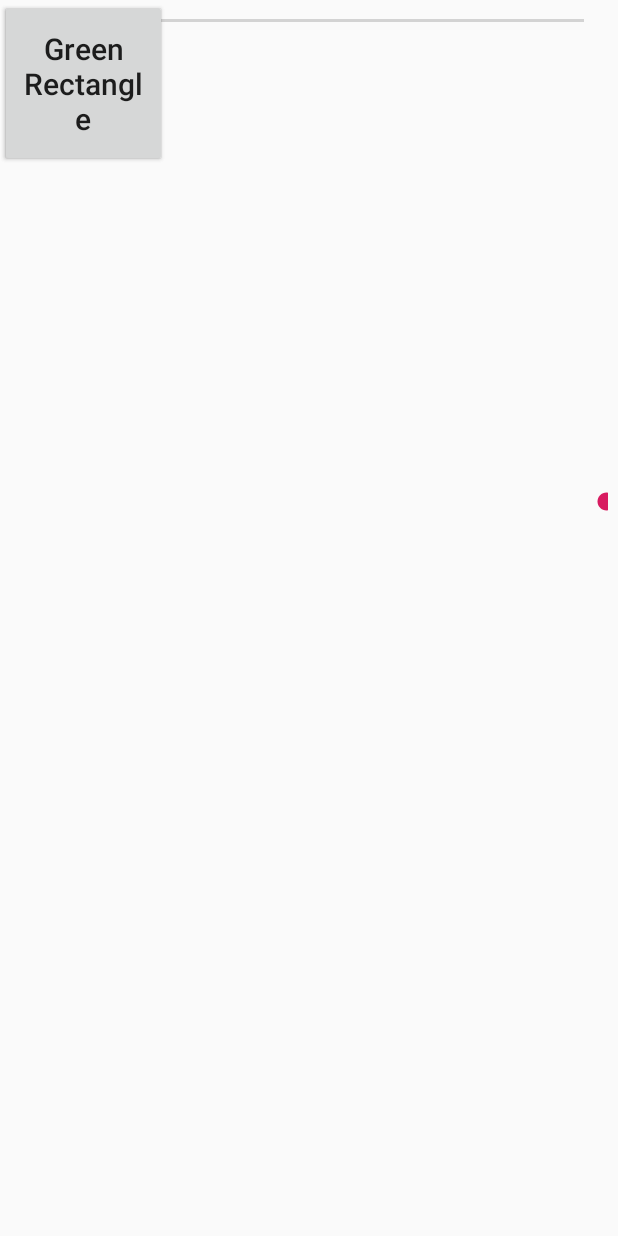
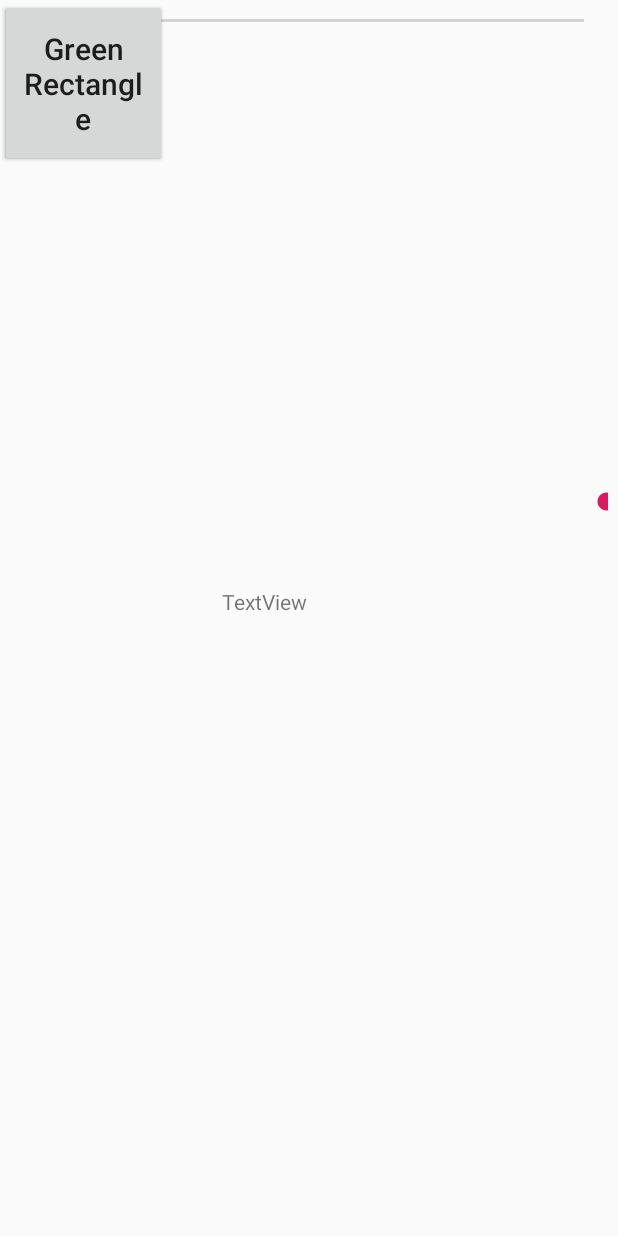
Before and after one commit to rthaiva1/Surface-View, an Android app: the screen it shows after launch (MainActivity), on a phone screen of 412 x 824 dp. Run offline under Robolectric (Android 15) with nearby library versions, the phone set to English and light mode, and no system bars; 1 statement that could not run was skipped.

Commit message:
Tried some ways to print coordinates of the point in touch

```diff
--- a/app/src/main/java/edu/binghamton/cs/surface/MainActivity.java
+++ b/app/src/main/java/edu/binghamton/cs/surface/MainActivity.java
@@ -2,19 +2,19 @@ package edu.binghamton.cs.surface;
 
 import android.graphics.Color;
 import android.graphics.Paint;
-import android.graphics.PixelFormat;
+import android.os.Bundle;
 import android.support.v7.app.AppCompatActivity;
-import android.os.Bundle;
-import android.text.Layout;
 import android.view.MotionEvent;
 import android.view.SurfaceView;
 import android.view.View;
 import android.view.WindowManager;
 import android.widget.Button;
 import android.widget.LinearLayout;
+import android.widget.TextView;
 
 public class MainActivity extends AppCompatActivity implements View.OnTouchListener{
 
+    private TextView a;
     private Button redButton = null;
 
     private Button greenButton = null;
@@ -83,7 +83,7 @@ public class MainActivity extends AppCompatActivity implements View.OnTouchListe
         // This layout is used to contain custom surfaceview object.
         if(canvasLayout == null)
         {
-            canvasLayout = (LinearLayout)findViewById(R.id.customViewLayout);
+     //       canvasLayout = (LinearLayout)findViewById(R.id.customViewLayout);
         }
     }
 
@@ -98,7 +98,7 @@ public class MainActivity extends AppCompatActivity implements View.OnTouchListe
             float x = motionEvent.getX();
 
             float y = motionEvent.getY();
-
+            a.setText(String.format("%.2f", x) + " X COORDINATE" + String.format("%.2f", y) + " X COORDINATE");
             customSurfaceView.setCircleX(x);
 
             customSurfaceView.setCircleY(y);
--- a/app/src/main/res/layout/activity_main.xml
+++ b/app/src/main/res/layout/activity_main.xml
@@ -25,8 +25,8 @@
         android:textAllCaps="false"
         android:textSize="20dp"
         tools:ignore="MissingConstraints"
-        tools:layout_editor_absoluteX="0dp"
-        tools:layout_editor_absoluteY="548dp" />
+        tools:layout_editor_absoluteX="37dp"
+        tools:layout_editor_absoluteY="54dp" />
 
     <Button
         android:id="@+id/greenButton"
@@ -37,13 +37,27 @@
         android:textAllCaps="false"
         android:textSize="20dp"
         tools:ignore="MissingConstraints"
-        tools:layout_editor_absoluteX="187dp"
-        tools:layout_editor_absoluteY="548dp" />
+        tools:layout_editor_absoluteX="223dp"
+        tools:layout_editor_absoluteY="54dp" />
 
     <SeekBar
+        android:id="@+id/seekBar2"
         android:layout_width="405dp"
         android:layout_height="27dp"
         app:layout_constraintStart_toStartOf="parent"
         tools:ignore="MissingConstraints"
         tools:layout_editor_absoluteY="3dp" />
+
+    <TextView
+        android:id="@+id/textView"
+        android:layout_width="141dp"
+        android:layout_height="61dp"
+        android:layout_marginTop="324dp"
+        android:text="TextView"
+        app:layout_constraintBottom_toBottomOf="parent"
+        app:layout_constraintEnd_toEndOf="parent"
+        app:layout_constraintHorizontal_bias="0.548"
+        app:layout_constraintStart_toStartOf="parent"
+        app:layout_constraintTop_toTopOf="parent"
+        app:layout_constraintVertical_bias="0.153" />
 </android.support.constraint.ConstraintLayout>
```
